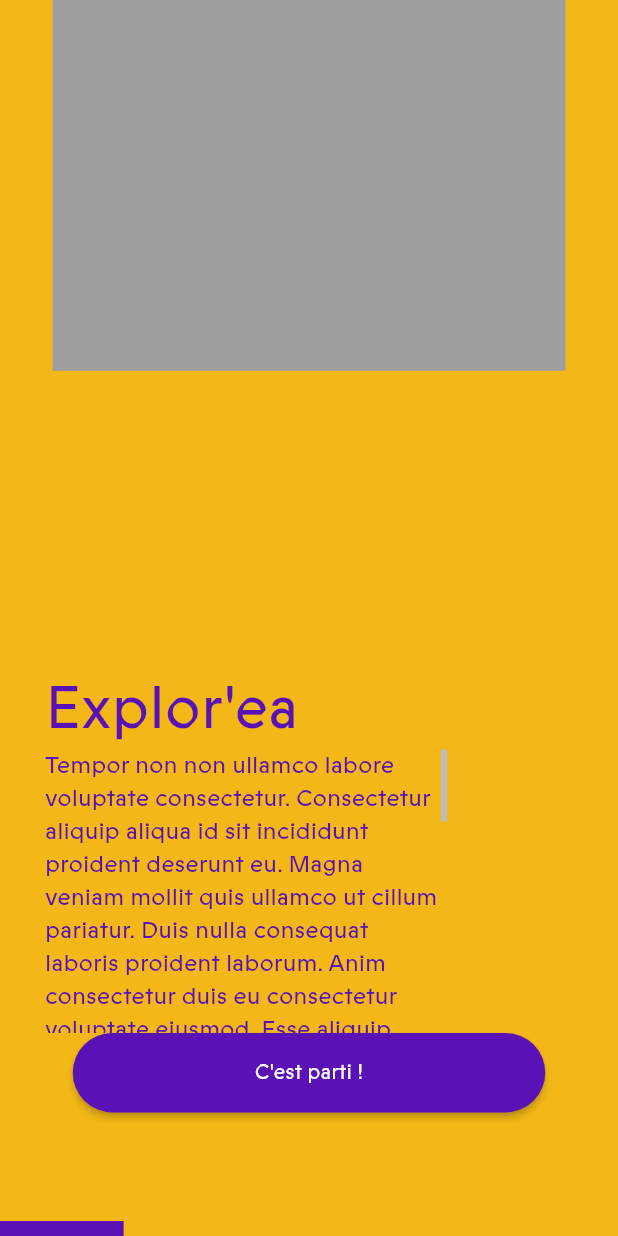
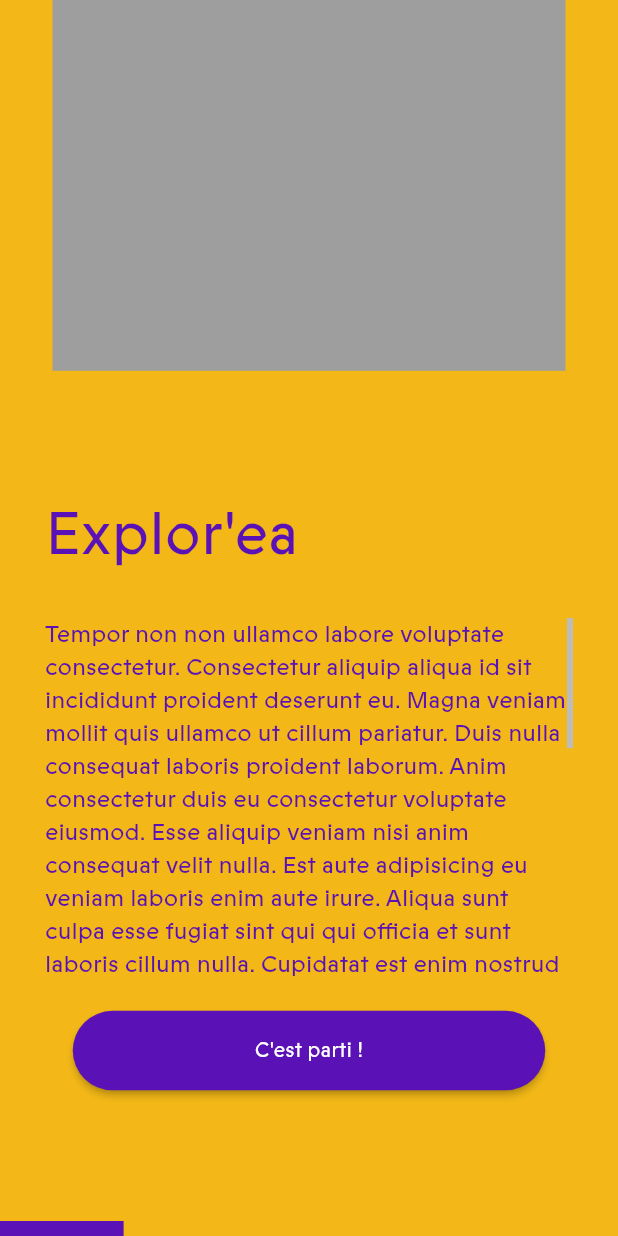
Before and after one commit to Explor-ea/exploreapp, a Flutter app: the screen it shows after launch, on a phone screen of 412 x 824 dp. Run offline on Flutter 3.47's test engine with Material 2 defaults, Android fonts, the phone set to English and light mode, and no system bars; our stand-ins replace carousel_slider, firebase_auth, firebase_core, flutter_map, latlong2, shared_preferences; accounts and stored records are empty; statements that could not run were skipped.

Commit message:
finish step 1 in flex

```diff
--- a/lib/pages/start_screens/newcomer.dart
+++ b/lib/pages/start_screens/newcomer.dart
@@ -158,10 +158,16 @@ class _NewcomerState extends State<Newcomer> {
           crossAxisAlignment: CrossAxisAlignment.start,
           mainAxisAlignment: MainAxisAlignment.end,
           children: [
-            ExploreaTitle(text: "Explor'ea"),
-            Container(
-              width: 268,
-              height: 189,
+            Expanded(
+              flex: 1,
+              child: Container(),
+            ),
+            Expanded(
+              flex: 1,
+              child: ExploreaTitle(text: "Explor'ea"),
+            ),
+            Expanded(
+              flex: 3,
               child: Row(
                 children: [
                   Expanded(
@@ -175,7 +181,9 @@ class _NewcomerState extends State<Newcomer> {
                 ],
               ),
             ),
-            Center(
+            Expanded(
+              flex: 1,
+              child: Center(
                 child: ElevatedButton(
                   onPressed: () {
                     setState(() {
@@ -195,6 +203,7 @@ class _NewcomerState extends State<Newcomer> {
                   ),
 
                   child: Text("C'est parti !"),
+                ),
               ),
             ),
           ],
```
Lines whose indentation alone changed are shown as unchanged.
